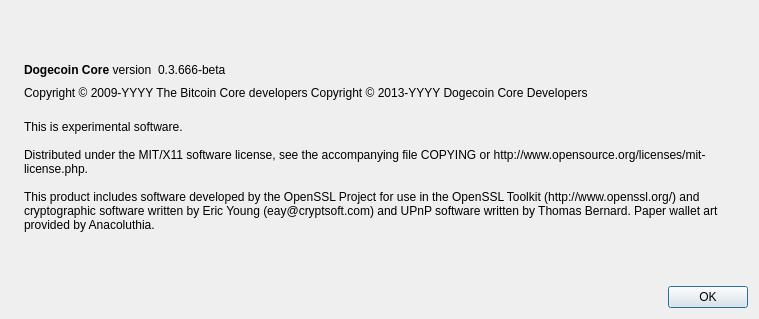
Above: src/qt/forms/aboutdialog.ui from dogecoin/dogecoin before the change. Below: the same form after it.
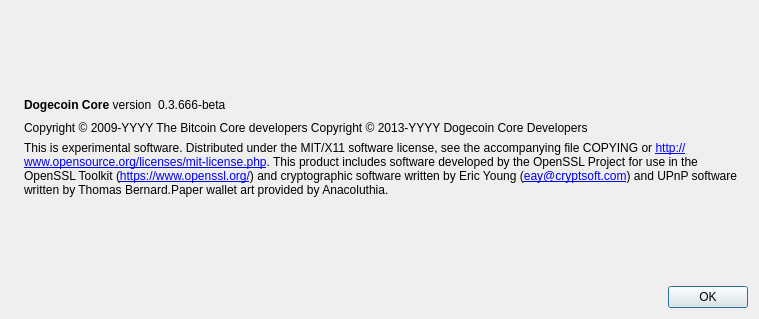
That is the form after the change. Icons and pictures are not drawn.

Commit message: Make links in About Dogecoin Core clickable.

Patch:
```diff
--- a/src/qt/forms/aboutdialog.ui
+++ b/src/qt/forms/aboutdialog.ui
@@ -111,9 +111,12 @@
         <string>
 This is experimental software.
 
-Distributed under the MIT/X11 software license, see the accompanying file COPYING or http://www.opensource.org/licenses/mit-license.php.
+Distributed under the MIT/X11 software license, see the accompanying file COPYING or &lt;a href=&quot;http://www.opensource.org/licenses/mit-license.php&quot;&gt;http://www.opensource.org/licenses/mit-license.php&lt;/a&gt;.
 
-This product includes software developed by the OpenSSL Project for use in the OpenSSL Toolkit (http://www.openssl.org/) and cryptographic software written by Eric Young (eay@cryptsoft.com) and UPnP software written by Thomas Bernard. Paper wallet art provided by Anacoluthia.</string>
+This product includes software developed by the OpenSSL Project for use in the OpenSSL Toolkit (&lt;a href=&quot;https://www.openssl.org/&quot;&gt;https://www.openssl.org/&lt;/a&gt;) and cryptographic software written by Eric Young (&lt;a href=&quot;mailto:eay@cryptsoft.com&quot;&gt;eay@cryptsoft.com&lt;/a&gt;) and UPnP software written by Thomas Bernard.Paper wallet art provided by Anacoluthia.</string>
+       </property>
+       <property name="textFormat">
+        <enum>Qt::RichText</enum>
        </property>
        <property name="wordWrap">
         <bool>true</bool>
```
